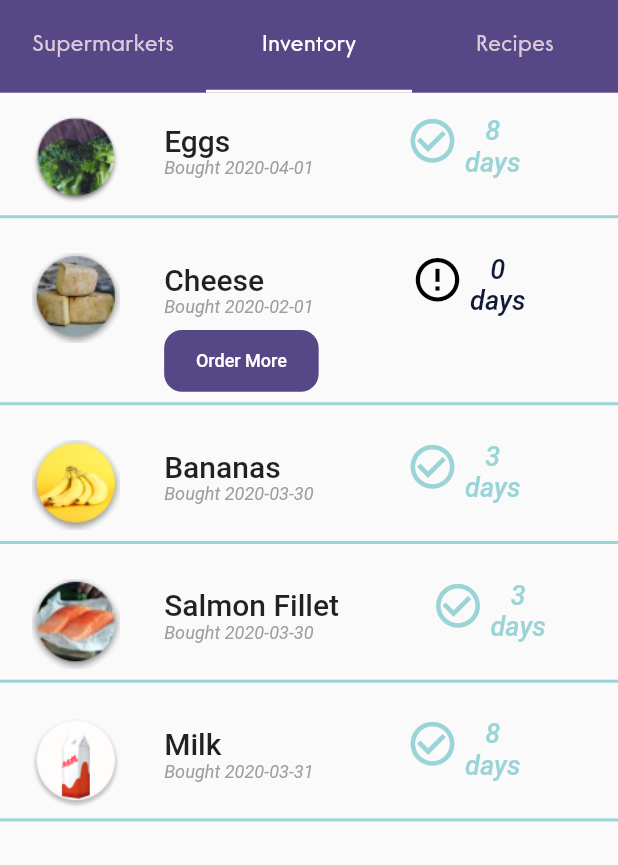
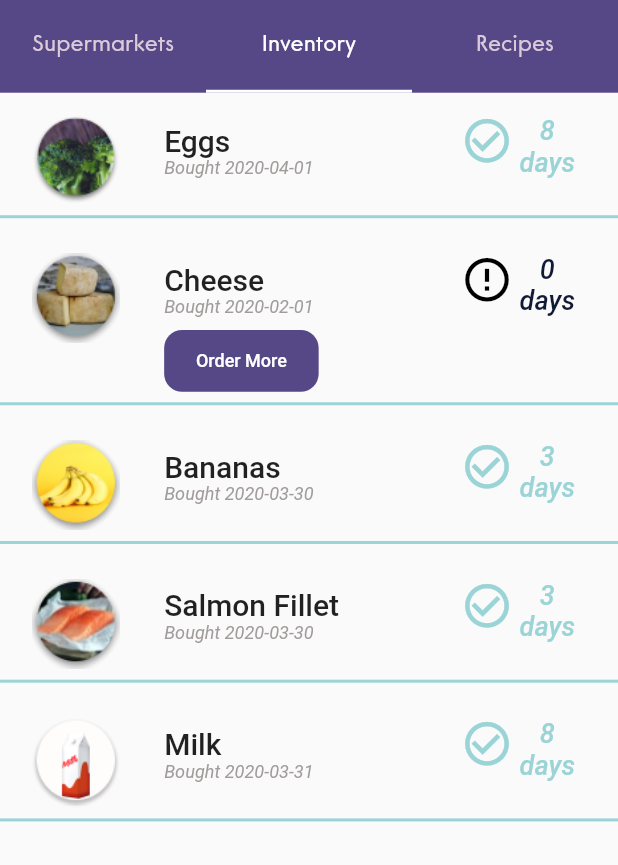
Before and after one commit to javib51/covid-taskforce-2020, a Flutter app: the screen it shows after launch, tab 2 chosen, on a phone screen of 412 x 824 dp, the part 135-1000 px from its top. Run offline on Flutter 3.47's test engine with Material 2 defaults, Android fonts, the phone set to English and light mode, and no system bars; drawn by our look-alikes of bordered_text; our stand-ins replace flutter_spinkit, font_awesome_flutter, google_maps_flutter, latlong, qr_flutter; network calls fail; Roboto replaces fonts that are missing (Core Sans G, Core Sans G Rounded).

Commit message:
fixes aligment

```diff
--- a/app/lib/screens/inventory.dart
+++ b/app/lib/screens/inventory.dart
@@ -51,6 +51,9 @@ class _InventoryPageState extends State<InventoryPage> {
                 SizedBox(
                   width: getSizeWidth(context, 7),
                 ),
+                Container(
+                  width: getSizeWidth(context, 40),
+                  child:
                   Column(
                     crossAxisAlignment: CrossAxisAlignment.start,
                     children: <Widget>[
@@ -104,8 +107,9 @@ class _InventoryPageState extends State<InventoryPage> {
                       ),
                     ],
                   ),
+                ),
                 SizedBox(
-                  width: getSizeWidth(context, 15),
+                  width: getSizeWidth(context, 8),
                 ),
                 daysToExpire == 0
                     ? new Icon(Icons.error_outline,
```
Lines whose indentation alone changed are shown as unchanged.
